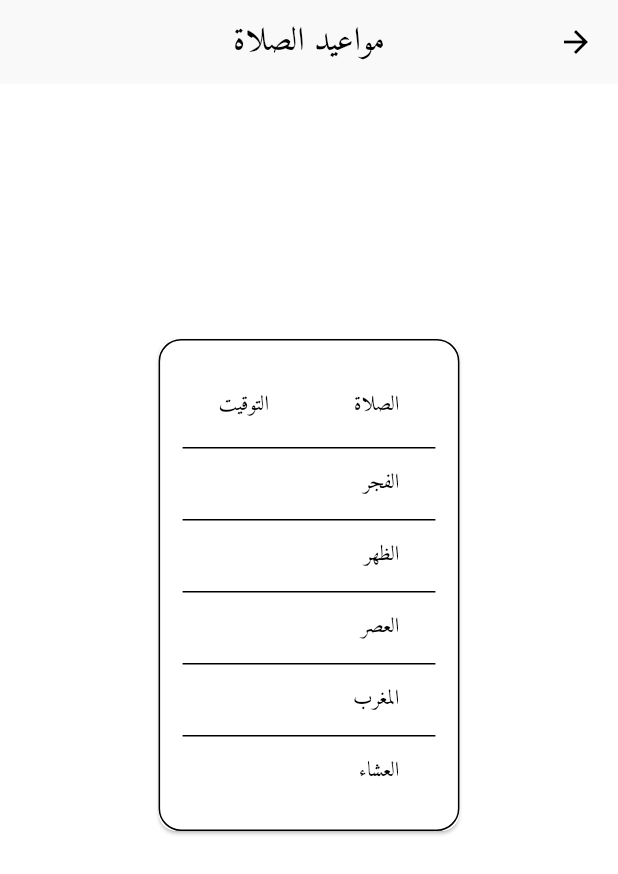
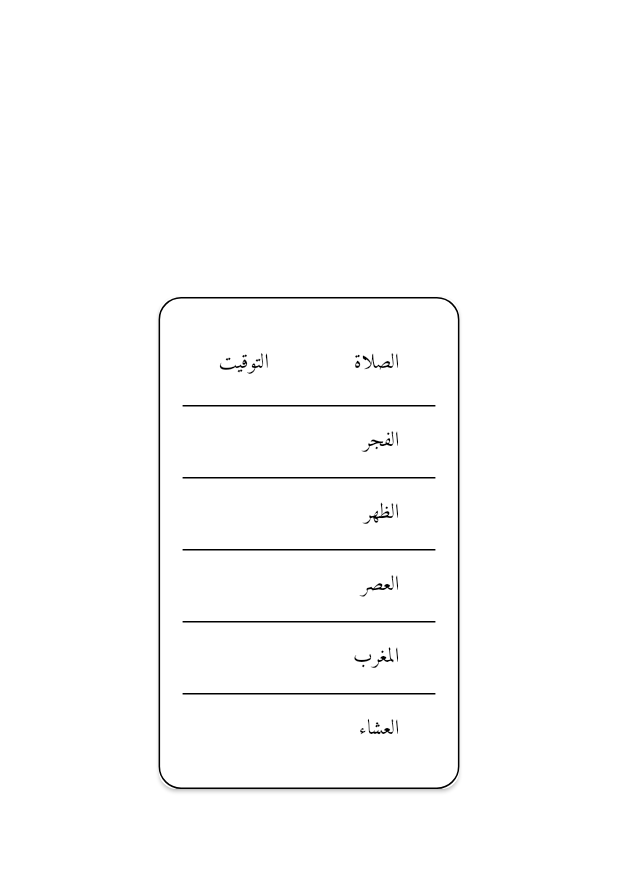
Before and after one commit to Modather-ali/khushu, a Flutter app: the AzanTimesScreen screen opened directly, on a phone screen of 412 x 824 dp. Shown: the top 874 px of the screen. Run offline on Flutter 3.47's test engine with Material 2 defaults, Android fonts, the phone set to English and light mode, and no system bars; our stand-ins replace connectivity_plus, flutter_easyloading, flutter_svg, geocoding, geolocator, get and 7 more; missing offline and left inert: flutter_islamic_icons, flutter_qiblah, odometer; accounts and stored records are empty; project files that could hold a hidden picture were left out.

Commit message:
new updates

```diff
--- a/lib/screens/azan_times_screen.dart
+++ b/lib/screens/azan_times_screen.dart
@@ -82,9 +82,6 @@ class _AzanTimesScreenState extends State<AzanTimesScreen> {
   @override
   Widget build(BuildContext context) {
     return Scaffold(
-      appBar: AppBar(
-        title: const Text('مواعيد الصلاة'),
-      ),
       body: FutureBuilder(
         future: _services.getPrayerTimes(),
         builder: (context, AsyncSnapshot snapshot) {
--- a/lib/screens/bottom_bavigation.dart
+++ b/lib/screens/bottom_bavigation.dart
@@ -3,6 +3,7 @@ import 'package:flutter_islamic_icons/flutter_islamic_icons.dart';
 
 import 'azan_times_screen.dart';
 import 'azkar/azkar_screen.dart';
+import 'qibla/qibla_screen.dart';
 import 'sebha_screen.dart';
 
 class BottomNavigation extends StatefulWidget {
@@ -18,7 +19,7 @@ class _BottomNavigationState extends State<BottomNavigation> {
   final List<Widget> _screens = [
     const AzkarScreen(),
     const AzanTimesScreen(),
-    Container(color: Colors.green),
+    QiblaScreen(),
     const SebhaScreen(),
     Container(color: Colors.pink),
   ];
--- a/lib/.old_code/screens/qibla_screen.dart
+++ b/lib/screens/qibla/qibla_screen.dart
@@ -3,7 +3,7 @@ import 'dart:developer';
 import 'package:flutter/material.dart';
 import 'package:flutter_qiblah/flutter_qiblah.dart';
 
-import '../../widgets/widgets.dart';
+import 'widgets/widgets.dart';
 
 class QiblaScreen extends StatelessWidget {
   QiblaScreen({super.key});
@@ -12,9 +12,6 @@ class QiblaScreen extends StatelessWidget {
   @override
   Widget build(BuildContext context) {
     return Scaffold(
-      appBar: AppBar(
-        title: const Text('إتجاه القبله'),
-      ),
       body: FutureBuilder(
         future: _deviceSupport,
         builder: (_, AsyncSnapshot<bool?> snapshot) {
--- a/lib/.old_code/widgets/qiblah_compass.dart
+++ b/lib/screens/qibla/widgets/qiblah_compass.dart
@@ -6,6 +6,7 @@ import 'package:flutter_qiblah/flutter_qiblah.dart';
 import 'package:flutter_svg/flutter_svg.dart';
 import 'package:geolocator/geolocator.dart';
 
+import '../../widgets/loading_indicator.dart';
 import 'widgets.dart';
 
 class QiblaCompass extends StatefulWidget {
--- a/lib/.old_code/widgets/qiblah_maps.dart
+++ b/lib/screens/qibla/widgets/qiblah_maps.dart
@@ -5,6 +5,7 @@ import 'package:flutter_qiblah/flutter_qiblah.dart';
 import 'package:geolocator/geolocator.dart';
 import 'package:google_maps_flutter/google_maps_flutter.dart';
 
+import '../../widgets/loading_indicator.dart';
 import 'widgets.dart';
 
 class QiblahMaps extends StatefulWidget {
--- /dev/null
+++ b/lib/screens/qibla/widgets/widgets.dart
@@ -0,0 +1,3 @@
+export 'location_error_widget.dart';
+export 'qiblah_compass.dart';
+export 'qiblah_maps.dart';
--- a/lib/services/azan_services.dart
+++ b/lib/services/azan_services.dart
@@ -15,7 +15,7 @@ class AzanServices {
     List<Map<String, String>> prayerTimes = [];
     final Map prayers = {
       'Fajr': 'الفجر',
-      'Sunrise': 'الشروق',
+      // 'Sunrise': 'الشروق',
       'Dhuhr': 'الظهر',
       'Asr': 'العصر',
       'Maghrib': 'المغرب',
```
Also changed, not shown: lib/screens/qibla/widgets/location_error_widget.dart (renamed from lib/.old_code/widgets/location_error_widget.dart), lib/screens/widgets/loading_indicator.dart (renamed from lib/.old_code/widgets/loading_indicator.dart).
